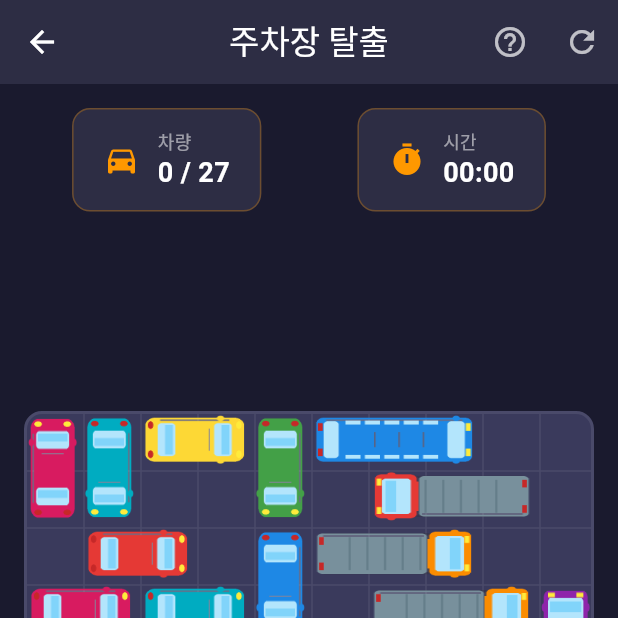
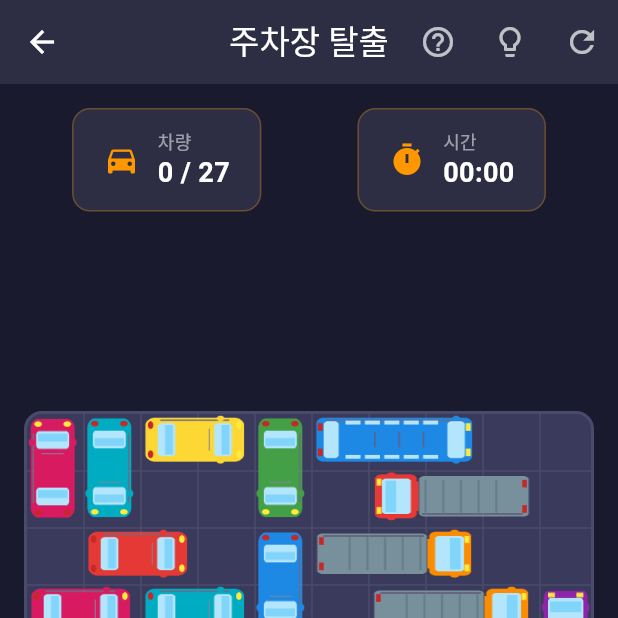
Before and after one commit to mhpark03/maze, a Flutter app: the ParkingScreen screen opened directly with empty values, on a phone screen of 412 x 824 dp, the top half of it. Run offline on Flutter 3.47's test engine with Material 3 defaults, Android fonts, the phone set to English and light mode, and no system bars; our stand-ins replace google_mobile_ads, shared_preferences; accounts and stored records are empty; network calls fail.

Commit message:
Add hint button to Parking Jam game
- Add rewarded ad integration for hints
- Show confirmation dialog before watching ad
- Highlight first exitable car with yellow glow for 3 seconds
- Display hint count in win dialog

Co-Authored-By: Claude Opus 4.5 <noreply@anthropic.com>

```diff
--- a/lib/parking_jam/widgets/parking_board.dart
+++ b/lib/parking_jam/widgets/parking_board.dart
@@ -6,12 +6,14 @@ class ParkingBoard extends StatefulWidget {
   final ParkingPuzzle puzzle;
   final Function(Car) onCarTap;
   final Function(Car) onCarExited;
+  final int? hintCarId;
 
   const ParkingBoard({
     super.key,
     required this.puzzle,
     required this.onCarTap,
     required this.onCarExited,
+    this.hintCarId,
   });
 
   @override
@@ -207,6 +209,7 @@ class _ParkingBoardState extends State<ParkingBoard>
     final exitAnim = _exitAnimations[car.id];
     final shakeAnim = _shakeAnimations[car.id];
     final isHighlighted = _highlightedBlockingCarId == car.id;
+    final isHintCar = widget.hintCarId == car.id;
 
     // 원본 이미지는 위(up)를 바라봄
     // quarterTurns: 시계방향 90도 회전 횟수
@@ -253,6 +256,20 @@ class _ParkingBoardState extends State<ParkingBoard>
                       color: Colors.white.withValues(alpha: 0.5),
                       blurRadius: 8,
                       spreadRadius: 2,
+                    ),
+                  ],
+                ),
+              ),
+            if (isHintCar)
+              Container(
+                decoration: BoxDecoration(
+                  borderRadius: BorderRadius.circular(8),
+                  border: Border.all(color: Colors.yellow, width: 3),
+                  boxShadow: [
+                    BoxShadow(
+                      color: Colors.yellow.withValues(alpha: 0.6),
+                      blurRadius: 12,
+                      spreadRadius: 4,
                     ),
                   ],
                 ),
```
Also changed, not shown: lib/parking_jam/parking_screen.dart (+94 -0 lines).
